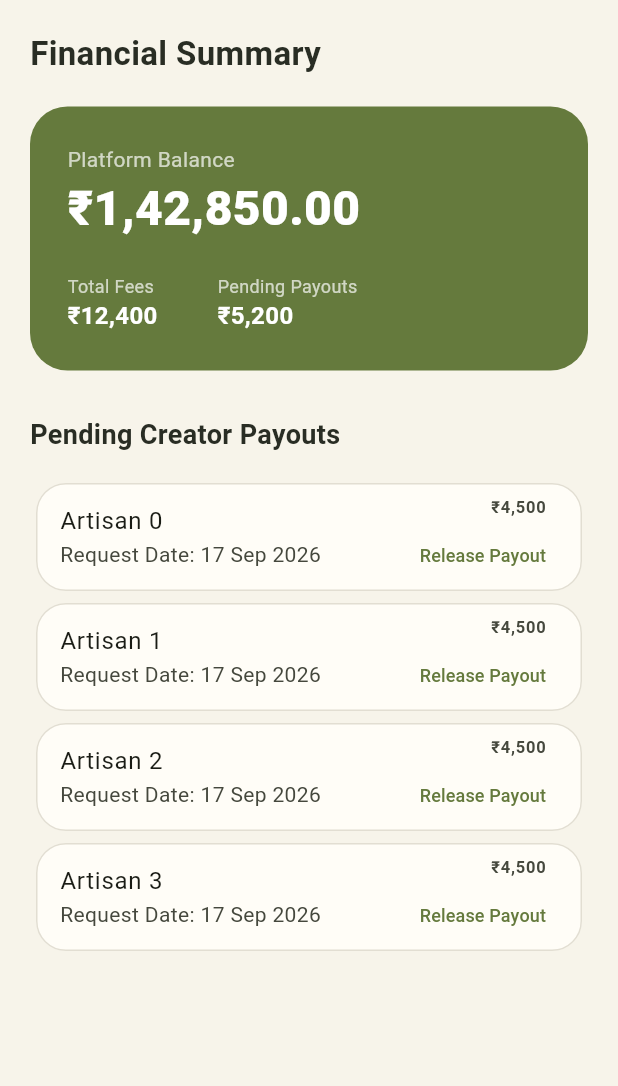
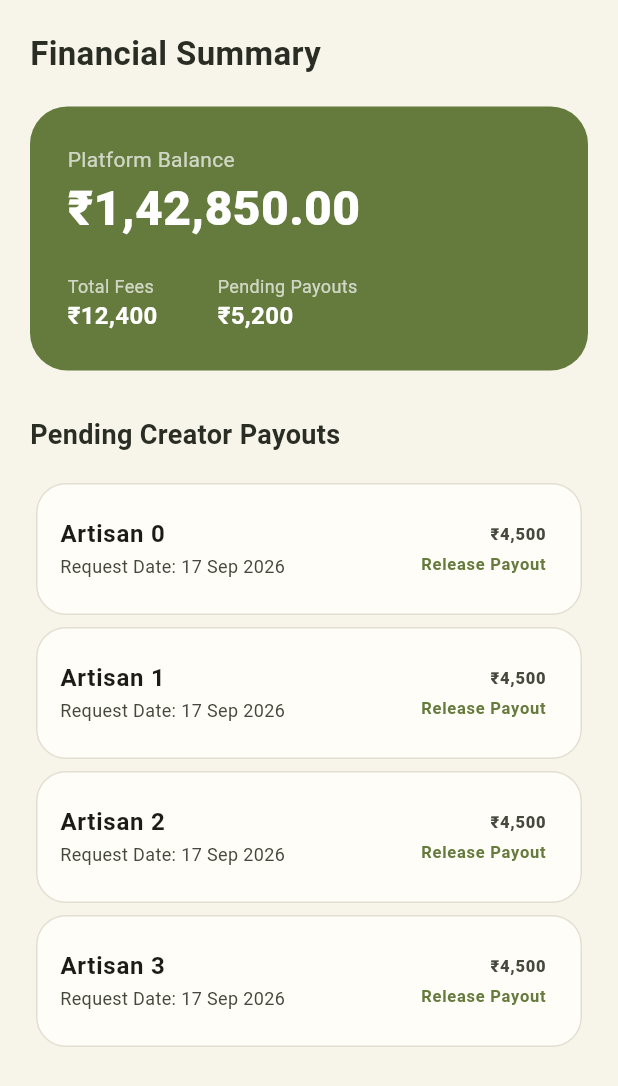
Before and after one commit to Adj82/madebyhands, a Flutter app: the FinanceView widget shown alone on an empty page, opened directly, on a phone screen of 412 x 824 dp. Shown: the top 1086 px of the screen. Run offline on Flutter 3.47's test engine with Material 3 defaults, Android fonts, the phone set to English and light mode, and no system bars; our stand-ins replace cloud_firestore, equatable, firebase_auth, firebase_core, firebase_storage, flutter_bloc and 5 more; accounts and stored records are empty.

Commit message:
codebase structure confirgured

```diff
--- /dev/null
+++ b/devtools_options.yaml
@@ -0,0 +1,3 @@
+description: This file stores settings for Dart & Flutter DevTools.
+documentation: https://docs.flutter.dev/tools/devtools/extensions#configure-extension-enablement-states
+extensions:
--- a/lib/features/admin/presentation/views/finance_view.dart
+++ b/lib/features/admin/presentation/views/finance_view.dart
@@ -43,19 +43,27 @@ class FinanceView extends StatelessWidget {
             itemCount: 4,
             itemBuilder: (context, index) {
               return Card(
+                child: Padding(
+                  padding: const EdgeInsets.symmetric(vertical: 8.0),
                   child: ListTile(
-                  title: Text('Artisan $index'),
-                  subtitle: const Text('Request Date: 17 Sep 2026'),
+                    title: Text('Artisan $index', style: const TextStyle(fontWeight: FontWeight.bold)),
+                    subtitle: const Text('Request Date: 17 Sep 2026', style: TextStyle(fontSize: 12)),
                     trailing: Column(
+                      mainAxisSize: MainAxisSize.min,
                       mainAxisAlignment: MainAxisAlignment.center,
                       crossAxisAlignment: CrossAxisAlignment.end,
                       children: [
-                      const Text('₹4,500', style: TextStyle(fontWeight: FontWeight.bold)),
-                      TextButton(
-                          onPressed: () {},
-                          style: TextButton.styleFrom(padding: EdgeInsets.zero, minimumSize: Size.zero),
-                          child: const Text('Release Payout', style: TextStyle(fontSize: 12))),
+                        const Text('₹4,500', style: TextStyle(fontWeight: FontWeight.w900)),
+                        const SizedBox(height: 4),
+                        Text(
+                          'Release Payout',
+                          style: TextStyle(fontSize: 11, color: AppColors.primary, fontWeight: FontWeight.w600),
+                        ),
                       ],
+                    ),
+                    onTap: () {
+                      // Trigger payout logic
+                    },
                   ),
                 ),
               );
--- a/lib/features/admin/presentation/views/overview_view.dart
+++ b/lib/features/admin/presentation/views/overview_view.dart
@@ -20,7 +20,7 @@ class OverviewView extends StatelessWidget {
             crossAxisCount: 2,
             crossAxisSpacing: 15,
             mainAxisSpacing: 15,
-            childAspectRatio: 1.5,
+            childAspectRatio: 1.3, // Adjusted for better fit on various screens
             children: const [
               AdminStatCard(title: 'Total Users', value: '1,284', icon: Icons.people, color: Colors.blue),
               AdminStatCard(title: 'Active Creators', value: '142', icon: Icons.palette, color: AppColors.primary),
```
Also changed, not shown: lib/features/admin/presentation/pages/admin_dashboard_page.dart (+5 -2 lines), lib/features/admin/presentation/views/verification_view.dart (+31 -8 lines), lib/features/admin/presentation/widgets/admin_stat_card.dart (+14 -7 lines), lib/features/creator/data/datasources/creator_remote_data_source.dart (+34 -7 lines), lib/main.dart (+8 -0 lines). Lines whose indentation alone changed are shown as unchanged.
